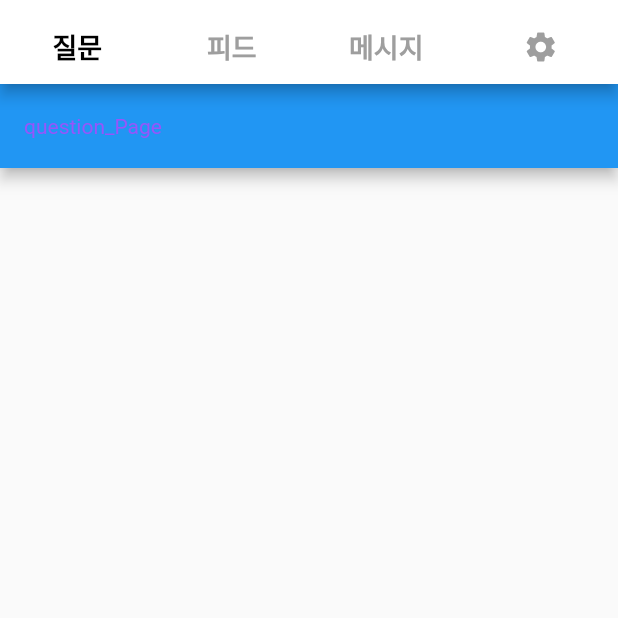
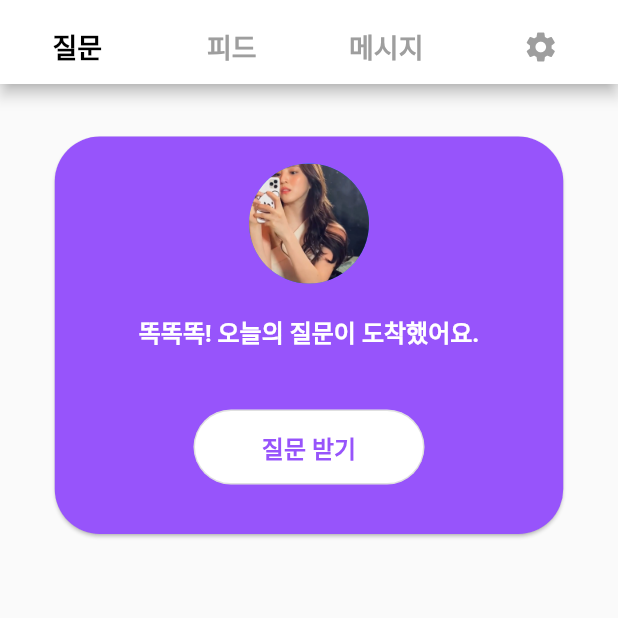
Before and after one commit to team-cooing/cooing-front, a Flutter app: the screen it shows after launch, on a phone screen of 412 x 824 dp, the top half of it. Run offline on Flutter 3.47's test engine with Material 2 defaults, Android fonts, the phone set to English and light mode, and no system bars.

Commit message:
Update question_page.dart

```diff
--- a/lib/pages/question_page.dart
+++ b/lib/pages/question_page.dart
@@ -11,38 +11,75 @@ class _QuestionPageState extends State<QuestionPage> {
   @override
   Widget build(BuildContext context) {
     return Scaffold(
-      appBar: AppBar(
-        title: const Text('question_Page'),
-        titleTextStyle: const TextStyle(color: Color(0xff9754FB)),
-      ),
+      body: _askBody(),
     );
   }
 
   Widget _askBody() {
-    String title = '<사진>';
-    String contents = '똑똑똑! 오늘의 질문이 도착했어요.';
+    const String checking = '<버튼누름>';
+    const String askNotice = '똑똑똑! 오늘의 질문이 도착했어요.';
+    const String askGet = '질문 받기';
+
+    List<Widget> _askCard(List myCard) {
+      var list = myCard.map<List<Widget>>(
+        (data) {
+          var widgetList = <Widget>[];
+          widgetList.add(const Padding(padding: EdgeInsets.all(8.0)));
+          widgetList.add(const SizedBox(
+              width: 80.0,
+              height: 80.0,
+              child: CircleAvatar(
+                backgroundImage: AssetImage('images/sohee.jpg'),
+              )));
+          widgetList.add(const Padding(padding: EdgeInsets.all(10.0)));
+          widgetList.add(const Text(
+            askNotice,
+            style: TextStyle(
+                fontWeight: FontWeight.bold, fontSize: 16, color: Colors.white),
+          ));
+          widgetList.add(const Padding(padding: EdgeInsets.all(20.0)));
+          widgetList.add(OutlinedButton(
+            onPressed: () => print(checking),
+            style: OutlinedButton.styleFrom(
+              fixedSize: const Size(154, 50),
+              foregroundColor: const Color(0xff9754FB),
+              backgroundColor: Colors.white,
+              shape: RoundedRectangleBorder(
+                borderRadius: BorderRadius.circular(30),
+              ),
+            ),
+            child: const Text(
+              askGet,
+              style: TextStyle(fontWeight: FontWeight.bold, fontSize: 16),
+            ),
+          ));
+          widgetList.add(const Padding(padding: EdgeInsets.all(10.0)));
+
+          return widgetList;
+        },
+      ).toList();
+
+      var flat = list.expand((i) => i).toList();
+      return flat;
+    }
 
     return Padding(
-        padding: const EdgeInsets.all(8.0),
+        padding: const EdgeInsets.all(15.0),
         child: SafeArea(
             child: SingleChildScrollView(
                 child: Center(
                     child: Column(children: <Widget>[
-          Text(
-            title,
-            style: const TextStyle(fontSize: 24.0),
-          ),
-          const Padding(padding: EdgeInsets.all(8.0)),
-          Text(
-            contents,
-            style: const TextStyle(fontSize: 12.0),
-          ),
           const Padding(padding: EdgeInsets.all(8.0)),
           SizedBox(
               width: 347.0,
+              height: 273.0,
               child: Card(
+                shape: RoundedRectangleBorder(
+                    borderRadius: BorderRadius.circular(30)),
+                color: const Color(0xff9754FB),
                 child: Column(
                   children: <Widget>[
+                    const Padding(padding: EdgeInsets.all(9.0)),
                     const SizedBox(
                       width: 80.0,
                       height: 80.0,
@@ -50,14 +87,32 @@ class _QuestionPageState extends State<QuestionPage> {
                         backgroundImage: AssetImage('images/sohee.jpg'),
                       ),
                     ),
-                    ElevatedButton(
-                      style: ElevatedButton.styleFrom(
-                          // foregroundColor: Colors('0xff9754FB'),
-                          shape: RoundedRectangleBorder(
-                              borderRadius: BorderRadius.circular(20))),
-                      onPressed: null,
-                      child: const Text('질문 받기'),
+                    const Padding(padding: EdgeInsets.all(10.0)),
+                    const Text(
+                      askNotice,
+                      style: TextStyle(
+                          fontWeight: FontWeight.bold,
+                          fontSize: 16,
+                          color: Colors.white),
                     ),
+                    const Padding(padding: EdgeInsets.all(20.0)),
+                    OutlinedButton(
+                      onPressed: () => print(checking),
+                      style: OutlinedButton.styleFrom(
+                        fixedSize: const Size(154, 50),
+                        foregroundColor: const Color(0xff9754FB),
+                        backgroundColor: Colors.white,
+                        shape: RoundedRectangleBorder(
+                          borderRadius: BorderRadius.circular(30),
+                        ),
+                      ),
+                      child: const Text(
+                        askGet,
+                        style: TextStyle(
+                            fontWeight: FontWeight.bold, fontSize: 16),
+                      ),
+                    ),
+                    const Padding(padding: EdgeInsets.all(10.0)),
                   ],
                 ),
               ))
```
